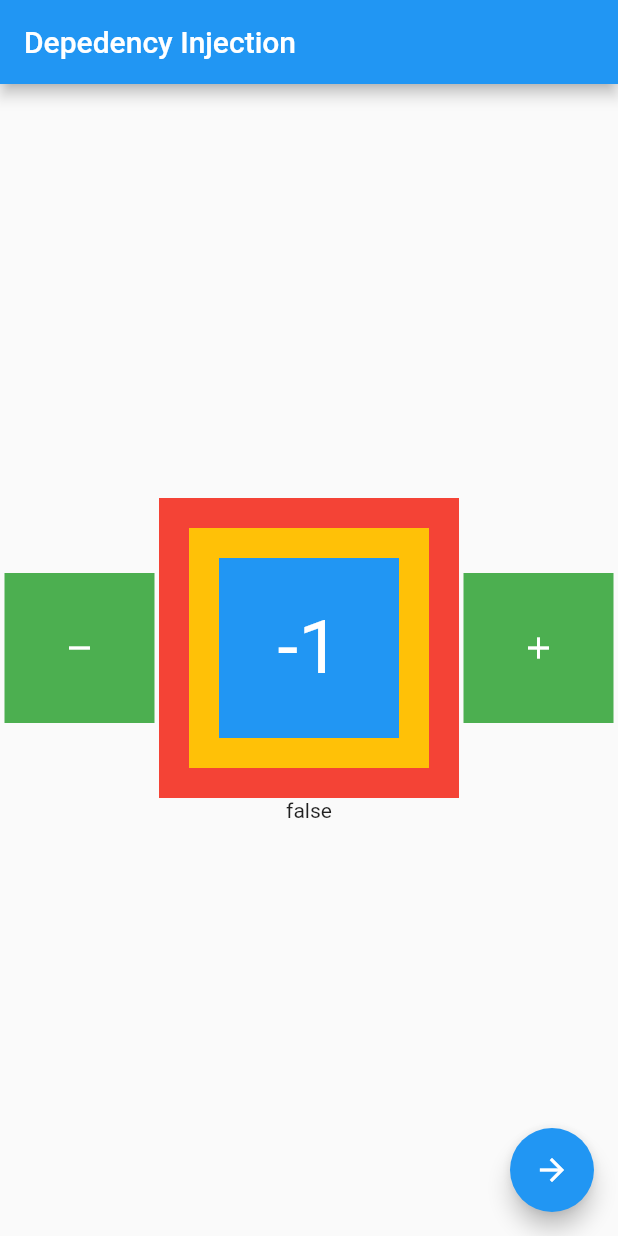
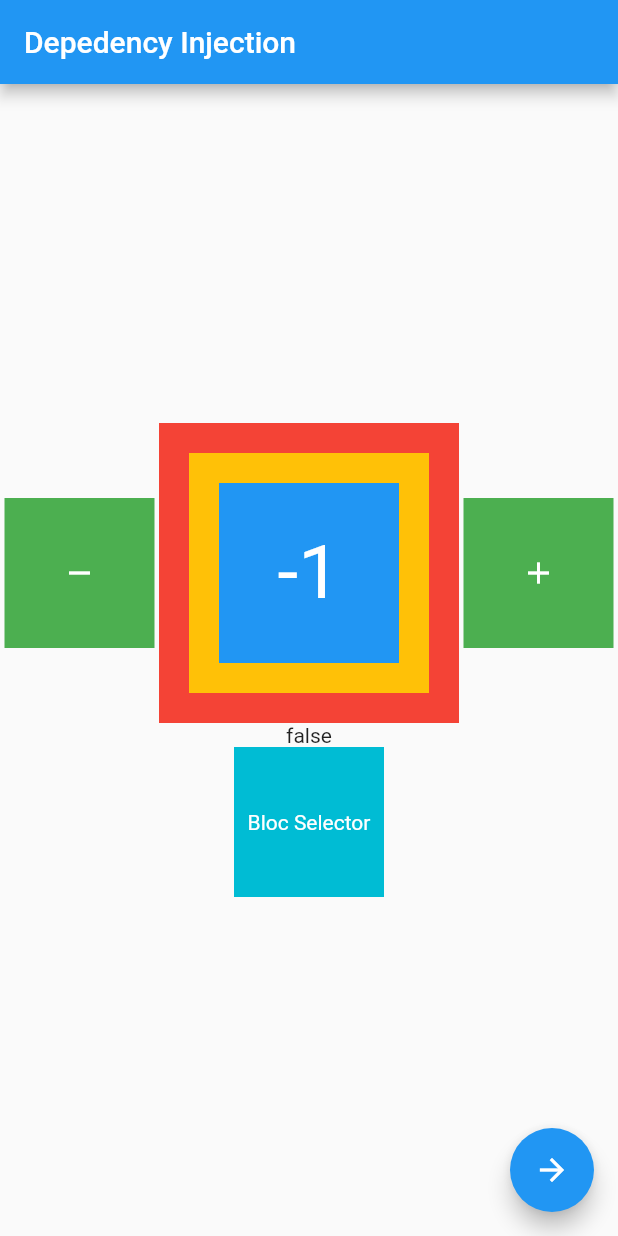
Before and after one commit to rizaelwahid/flutter_course, a Flutter app: the screen it shows after launch, after a tap on the "remove" icon, on a phone screen of 412 x 824 dp. Run offline on Flutter 3.47's test engine with Material 2 defaults, Android fonts, the phone set to English and light mode, and no system bars; our stand-ins replace bloc, flutter_bloc.

Commit message:
Bloc Builder: chenge specific state with Bloc Selector

```diff
--- a/lib/pages/home.dart
+++ b/lib/pages/home.dart
@@ -12,7 +12,6 @@ class HomePage extends StatelessWidget {
   Widget build(BuildContext context) {
     // Counter myCounter = BlocProvider.of<Counter>(context);
     CounterBloc myCounter = context.read<CounterBloc>();
-    ThemeBloc myTheme = context.read<ThemeBloc>();
 
     return Scaffold(
       appBar: AppBar(
@@ -79,6 +78,24 @@ class HomePage extends StatelessWidget {
                 return Text("$state");
               },
             ),
+            Material(
+              color: Colors.cyan,
+              child: InkWell(
+                onTap: () {
+                  Navigator.of(context).pushNamed("/blocSlector");
+                },
+                child: const SizedBox(
+                  height: 100,
+                  width: 100,
+                  child: Center(
+                    child: Text(
+                      "Bloc Selector",
+                      style: TextStyle(color: Colors.white),
+                    ),
+                  ),
+                ),
+              ),
+            ),
           ],
         ),
       ),
--- a/lib/routes/routes.dart
+++ b/lib/routes/routes.dart
@@ -1,6 +1,8 @@
+import 'package:bloc_starter/bloc/user.dart';
 import 'package:bloc_starter/bloc/counter.dart';
 import 'package:bloc_starter/bloc/theme.dart';
 import 'package:bloc_starter/pages/404.dart';
+import 'package:bloc_starter/pages/bloc_selector.dart';
 import 'package:bloc_starter/pages/home.dart';
 import 'package:bloc_starter/pages/other.dart';
 import 'package:flutter/material.dart';
@@ -9,6 +11,7 @@ import 'package:flutter_bloc/flutter_bloc.dart';
 class MyRouter {
   final CounterBloc myCounter = CounterBloc();
   final ThemeBloc myTheme = ThemeBloc();
+  final UserBloc myUser = UserBloc();
   Route onRizaWays(RouteSettings settings) {
     switch (settings.name) {
       case "/":
@@ -31,11 +34,11 @@ class MyRouter {
             child: const OtherPage(),
           ),
         );
-      case "/other2":
+      case "/blocSlector":
         return MaterialPageRoute(
           builder: (context) => BlocProvider.value(
-            value: myCounter,
-            child: const OtherPage(),
+            value: myUser,
+            child: const SelectorPage(),
           ),
         );
       default:
```
Also changed, not shown: lib/bloc/user.dart (added, +19 -0 lines), lib/pages/bloc_selector.dart (added, +74 -0 lines).
